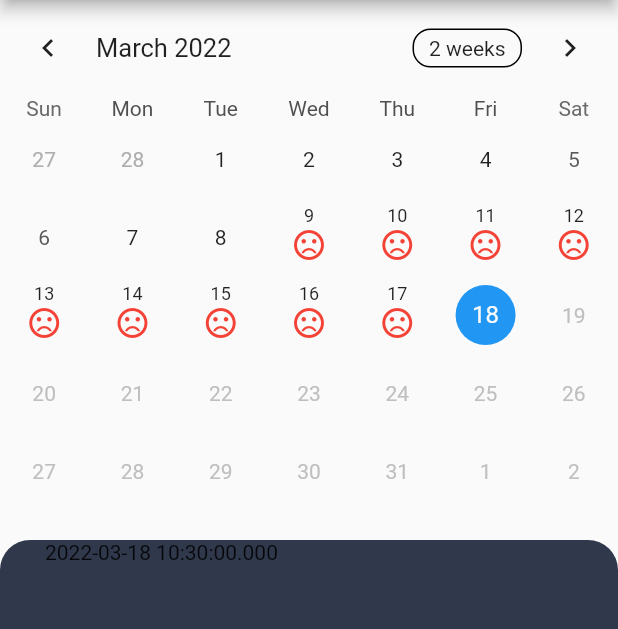
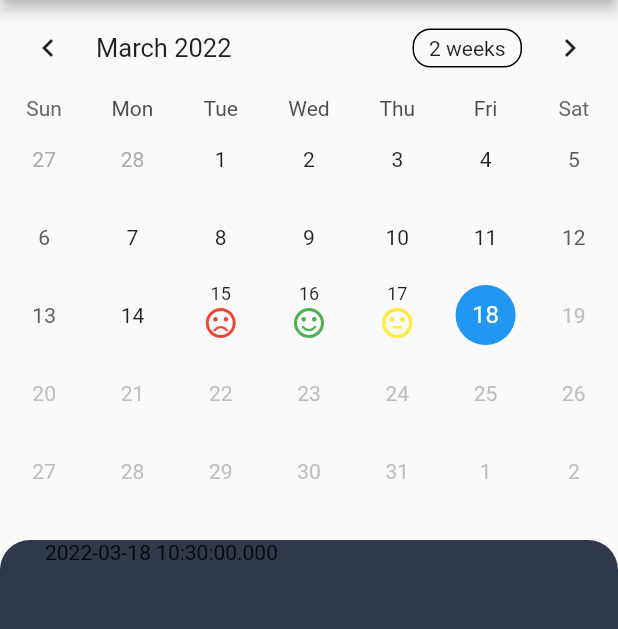
Before and after one commit to AyushSoni-7/exercise_monitor, a Flutter app: the screen it shows after launch, on a phone screen of 412 x 824 dp, the part 84-713 px from its top. Run offline on Flutter 3.47's test engine with Material 2 defaults, Android fonts, the phone set to English and light mode, and no system bars; drawn by our look-alikes of table_calendar; our stand-ins replace date_picker_timeline, google_fonts.

Commit message:
working calendar

```diff
--- /dev/null
+++ b/lib/models/calendarReport.dart
@@ -0,0 +1,7 @@
+// ignore: file_names
+class CalendarReport {
+  DateTime date;
+  double percentageDone;
+
+  CalendarReport({required this.date, required this.percentageDone});
+}
--- a/lib/pages/calendar_report/calendar_report.dart
+++ b/lib/pages/calendar_report/calendar_report.dart
@@ -1,3 +1,5 @@
+import 'package:exercise_monitor/models/calendarReport.dart';
+import 'package:exercise_monitor/services/calendarReport.dart';
 import 'package:flutter/cupertino.dart';
 import 'package:flutter/material.dart';
 import 'package:intl/intl.dart';
@@ -27,6 +29,7 @@ class _CalendarReportWidgetState extends State<CalendarReportWidget> {
   void initState() {
     // TODO: implement initState
     super.initState();
+    setCalendarReport(DateTime.now());
     // get data of the month
     // calculate the percentage exercise done
     // and list of todo exercise for the date
@@ -45,12 +48,11 @@ class _CalendarReportWidgetState extends State<CalendarReportWidget> {
           calendarFormat: _format,
           calendarBuilders: CalendarBuilders(
             defaultBuilder: (context, day, focusedDay) {
-              for (DateTime d in toHighlight) {
-                if (day.day == d.day &&
-                    day.month == d.month &&
-                    day.year == d.year) {
-                  return Container(
-                    child: Column(children: [
+              for (CalendarReport calReport in calendarReport) {
+                if (day.day == calReport.date.day &&
+                    day.month == calReport.date.month &&
+                    day.year == calReport.date.year) {
+                  return Column(children: [
                     const SizedBox(
                       height: 5,
                     ),
@@ -58,17 +60,16 @@ class _CalendarReportWidgetState extends State<CalendarReportWidget> {
                       '${day.day}',
                       style: const TextStyle(fontSize: 12),
                     ),
-                      if (percentDone > 0.85)
+                    if (calReport.percentageDone > 85)
                       const Icon(Icons.sentiment_satisfied_outlined,
                           color: Colors.green)
-                      else if (percentDone >= 0.4)
+                    else if (calReport.percentageDone >= 40)
                       const Icon(Icons.sentiment_neutral_outlined,
-                            color: Color.fromARGB(255, 235, 235, 81))
+                          color: Colors.yellow)
                     else
                       const Icon(Icons.sentiment_dissatisfied_outlined,
                           color: Colors.red)
-                    ]),
-                  );
+                  ]);
                 }
               }
               return null;
```
Also changed, not shown: lib/services/addExercise.dart (+50 -4 lines), lib/services/calendarReport.dart (+42 -0 lines). Lines whose indentation alone changed are shown as unchanged.
